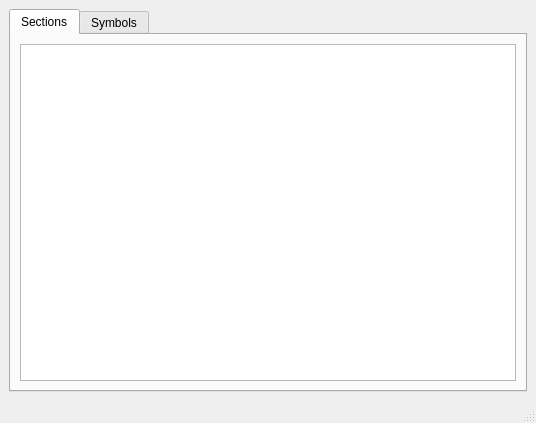
Qt form MainWindow.ui (JonTheBurger/ElfExcavator) before a commit.
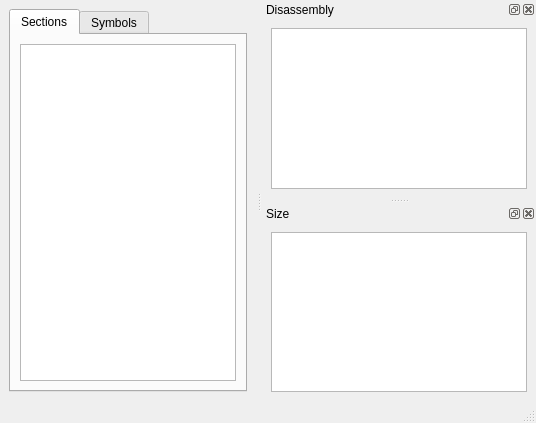
The same form after that commit. Custom widgets are drawn as their Qt base class.

Commit message: Added disassembly view

What changed in the file:
```diff
--- a/MainWindow.ui
+++ b/MainWindow.ui
@@ -55,7 +55,72 @@
    </property>
   </widget>
   <widget class="QStatusBar" name="statusbar"/>
+  <widget class="QDockWidget" name="disassemblyDockWidget">
+   <property name="windowTitle">
+    <string>Disassembly</string>
+   </property>
+   <attribute name="dockWidgetArea">
+    <number>2</number>
+   </attribute>
+   <widget class="QWidget" name="dockWidgetContents">
+    <layout class="QGridLayout" name="gridLayout_4">
+     <item row="0" column="0">
+      <widget class="QTextBrowser" name="disassemblyTextBrowser">
+       <property name="font">
+        <font>
+         <family>Monospace</family>
+        </font>
+       </property>
+       <property name="documentTitle">
+        <string notr="true"/>
+       </property>
+       <property name="lineWrapMode">
+        <enum>QTextEdit::NoWrap</enum>
+       </property>
+       <property name="html">
+        <string notr="true">&lt;!DOCTYPE HTML PUBLIC &quot;-//W3C//DTD HTML 4.0//EN&quot; &quot;http://www.w3.org/TR/REC-html40/strict.dtd&quot;&gt;
+&lt;html&gt;&lt;head&gt;&lt;meta name=&quot;qrichtext&quot; content=&quot;1&quot; /&gt;&lt;style type=&quot;text/css&quot;&gt;
+p, li { white-space: pre-wrap; }
+&lt;/style&gt;&lt;/head&gt;&lt;body style=&quot; font-family:'Monospace'; font-size:9pt; font-weight:400; font-style:normal;&quot;&gt;
+&lt;p style=&quot;-qt-paragraph-type:empty; margin-top:0px; margin-bottom:0px; margin-left:0px; margin-right:0px; -qt-block-indent:0; text-indent:0px;&quot;&gt;&lt;br /&gt;&lt;/p&gt;&lt;/body&gt;&lt;/html&gt;</string>
+       </property>
+       <property name="acceptRichText">
+        <bool>false</bool>
+       </property>
+       <property name="searchPaths">
+        <stringlist notr="true"/>
+       </property>
+       <property name="openLinks">
+        <bool>false</bool>
+       </property>
+      </widget>
+     </item>
+    </layout>
+   </widget>
+  </widget>
+  <widget class="QDockWidget" name="chartDock">
+   <property name="windowTitle">
+    <string>Size</string>
+   </property>
+   <attribute name="dockWidgetArea">
+    <number>2</number>
+   </attribute>
+   <widget class="QWidget" name="dockWidgetContents_2">
+    <layout class="QGridLayout" name="gridLayout_5">
+     <item row="0" column="0">
+      <widget class="QChartView" name="chartView"/>
+     </item>
+    </layout>
+   </widget>
+  </widget>
  </widget>
+ <customwidgets>
+  <customwidget>
+   <class>QChartView</class>
+   <extends>QGraphicsView</extends>
+   <header>QtCharts</header>
+  </customwidget>
+ </customwidgets>
  <resources/>
  <connections/>
 </ui>
```
Left out of the diff: 15 changed lines with no effect on the pictures. The commit also changes 14 other files.
